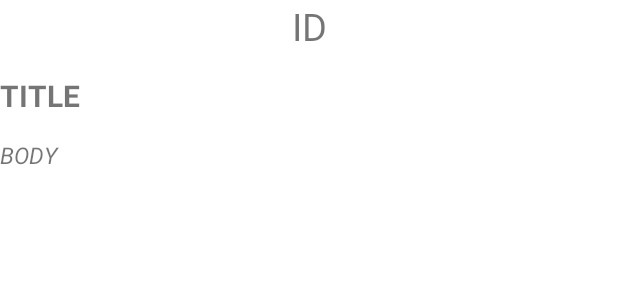
After one commit to shqipdonmehmeti/RemoteDataProject_Gr2, an Android app: the layout fragment_home_details.xml on its own in the app's theme, with its tools: preview values and no code run, on a phone screen of 412 x 824 dp. The commit adds this screen. Shown: the top 300 px of the screen. Run offline under Robolectric (Android 15) with nearby library versions, the phone set to English and light mode, and no system bars.

Commit message:
added details

```diff
--- a/app/src/main/java/com/example/remotedataproject_gr2/api/ServiceApi.kt
+++ b/app/src/main/java/com/example/remotedataproject_gr2/api/ServiceApi.kt
@@ -3,8 +3,12 @@ package com.example.remotedataproject_gr2.api
 import com.example.remotedataproject_gr2.model.Post
 import retrofit2.Call
 import retrofit2.http.GET
+import retrofit2.http.Path
 
 interface ServiceApi {
     @GET("posts")
     fun getAllPosts(): Call<List<Post>>
+
+    @GET("posts/{id}")
+    fun getOnePost(@Path("id") ourId: Int): Call<Post>
 }
--- /dev/null
+++ b/app/src/main/res/layout/fragment_home_details.xml
@@ -0,0 +1,35 @@
+<?xml version="1.0" encoding="utf-8"?>
+<LinearLayout xmlns:android="http://schemas.android.com/apk/res/android"
+    xmlns:tools="http://schemas.android.com/tools"
+    android:layout_width="match_parent"
+    android:layout_height="match_parent"
+    android:orientation="vertical"
+    tools:context=".ui.home.HomeDetailsFragment">
+
+    <TextView
+        android:id="@+id/tvPostId"
+        android:layout_width="match_parent"
+        android:layout_height="wrap_content"
+        android:text="ID"
+        android:textSize="25sp"
+        android:textAlignment="center"
+        android:layout_marginBottom="15dp"
+        />
+    <TextView
+        android:id="@+id/tvPostTitle"
+        android:layout_width="match_parent"
+        android:layout_height="wrap_content"
+        android:text="TITLE"
+        android:textSize="20sp"
+        android:textStyle="bold"
+        android:layout_marginBottom="15dp"
+        />
+    <TextView
+        android:id="@+id/tvPostBody"
+        android:layout_width="match_parent"
+        android:layout_height="wrap_content"
+        android:textSize="15sp"
+        android:textStyle="italic"
+        android:text="BODY" />
+
+</LinearLayout>
--- a/app/src/main/res/values/strings.xml
+++ b/app/src/main/res/values/strings.xml
@@ -10,4 +10,6 @@
     <string name="menu_home">Home</string>
     <string name="menu_gallery">Gallery</string>
     <string name="menu_slideshow">Slideshow</string>
+    <!-- TODO: Remove or change this placeholder text -->
+    <string name="hello_blank_fragment">Hello blank fragment</string>
 </resources>
```
Also changed, not shown: app/src/main/java/com/example/remotedataproject_gr2/ui/home/HomeDetailsFragment.kt (added, +30 -0 lines), app/src/main/java/com/example/remotedataproject_gr2/ui/home/HomeFragment.kt (+43 -13 lines), app/src/main/res/navigation/mobile_navigation.xml (+10 -1 lines).
